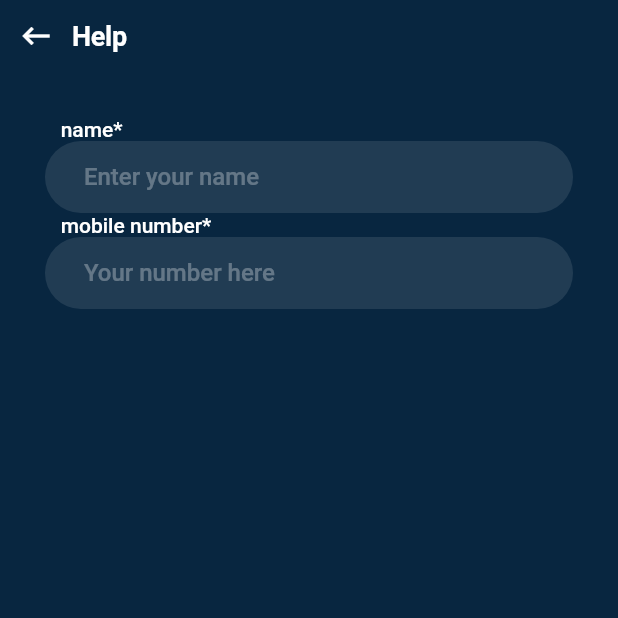
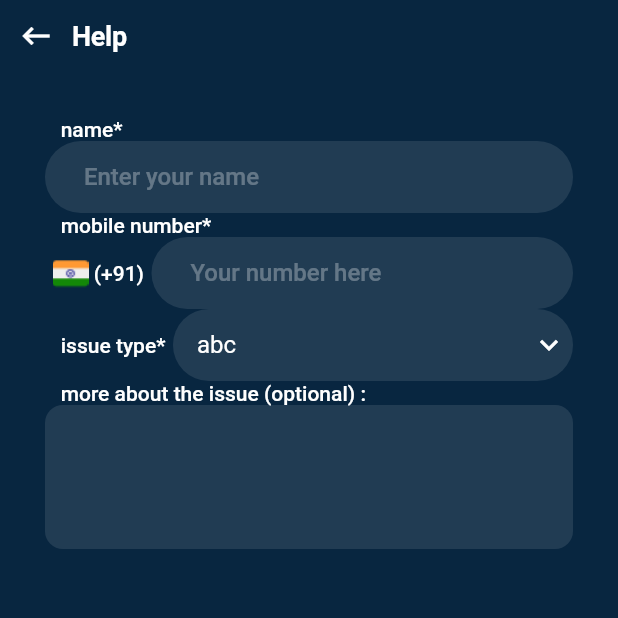
Before and after one commit to saitejavaddepally/AgentLeague, a Flutter app: the screen it shows after launch, on a phone screen of 412 x 824 dp, the top half of it. Run offline on Flutter 3.47's test engine with Material 2 defaults, Android fonts, the phone set to English and light mode, and no system bars.

Commit message:
help updated

```diff
--- a/lib/ui/help.dart
+++ b/lib/ui/help.dart
@@ -9,6 +9,9 @@ class Help extends StatefulWidget {
 }
 
 class _HelpState extends State<Help> {
+  final List<String> _dropDownItems = ['abc', 'def'];
+  String _chosenValue = 'abc';
+
   @override
   Widget build(BuildContext context) {
     return Scaffold(
@@ -59,7 +62,17 @@ class _HelpState extends State<Help> {
                   const Text("   mobile number*",
                       style:
                           TextStyle(fontWeight: FontWeight.w500, fontSize: 14)),
-                  TextField(
+                  Row(children: [
+                    const SizedBox(width: 5),
+                    Image.asset("assets/flag-india.png"),
+                    const Text(
+                      " (+91)",
+                      style:
+                          TextStyle(fontWeight: FontWeight.w500, fontSize: 14),
+                    ),
+                    const SizedBox(width: 5),
+                    Flexible(
+                      child: TextField(
                         keyboardType: TextInputType.number,
                         cursorColor: Colors.white.withOpacity(0.1),
                         decoration: InputDecoration(
@@ -78,6 +91,64 @@ class _HelpState extends State<Help> {
                                 borderSide: BorderSide.none,
                                 borderRadius: BorderRadius.circular(31))),
                       ),
+                    ),
+                  ]),
+                  Row(
+                    children: [
+                      const Text("   issue type*",
+                          style: TextStyle(
+                              fontWeight: FontWeight.w500, fontSize: 14)),
+                      const SizedBox(width: 5),
+                      Expanded(
+                        child: Container(
+                          decoration: BoxDecoration(
+                            color: const Color(0xFF213C53),
+                            borderRadius: BorderRadius.circular(31),
+                          ),
+                          child: DropdownButtonHideUnderline(
+                            child: ButtonTheme(
+                              alignedDropdown: true,
+                              child: DropdownButton<String>(
+                                  icon: const Icon(Icons.keyboard_arrow_down,
+                                      color: Colors.white),
+                                  dropdownColor: const Color(0xFF213C53),
+                                  underline: Container(),
+                                  borderRadius: BorderRadius.circular(31),
+                                  items: _dropDownItems
+                                      .map((e) => DropdownMenuItem(
+                                          value: e, child: Text(e)))
+                                      .toList(),
+                                  value: _chosenValue,
+                                  hint: const Text(''),
+                                  onChanged: (String? value) {
+                                    setState(() {
+                                      _chosenValue = value!;
+                                    });
+                                  }),
+                            ),
+                          ),
+                        ),
+                      ),
+                    ],
+                  ),
+                  const Text("   more about the issue (optional) : ",
+                      style:
+                          TextStyle(fontWeight: FontWeight.w500, fontSize: 14)),
+                  TextField(
+                    cursorColor: Colors.white.withOpacity(0.1),
+                    minLines: 4,
+                    maxLines: 4,
+                    decoration: InputDecoration(
+                        contentPadding: const EdgeInsets.all(10),
+                        fillColor: Colors.white.withOpacity(0.1),
+                        filled: true,
+                        enabledBorder: OutlineInputBorder(
+                            borderSide: BorderSide.none,
+                            borderRadius: BorderRadius.circular(12)),
+                        focusedBorder: OutlineInputBorder(
+                            borderSide: BorderSide.none,
+                            borderRadius: BorderRadius.circular(12))),
+                  ),
                 ],
               ),
             ),
--- a/pubspec.yaml
+++ b/pubspec.yaml
@@ -23,8 +23,8 @@ flutter:
   uses-material-design: true
 
   # To add assets to your application, add an assets section, like this:
-  # assets:
-  #   - images/a_dot_burr.jpeg
+  assets:
+    - assets/
   #   - images/a_dot_ham.jpeg
 
   # example:
```
Also changed, not shown: assets/flag-india.png (added). Lines whose indentation alone changed are shown as unchanged.
